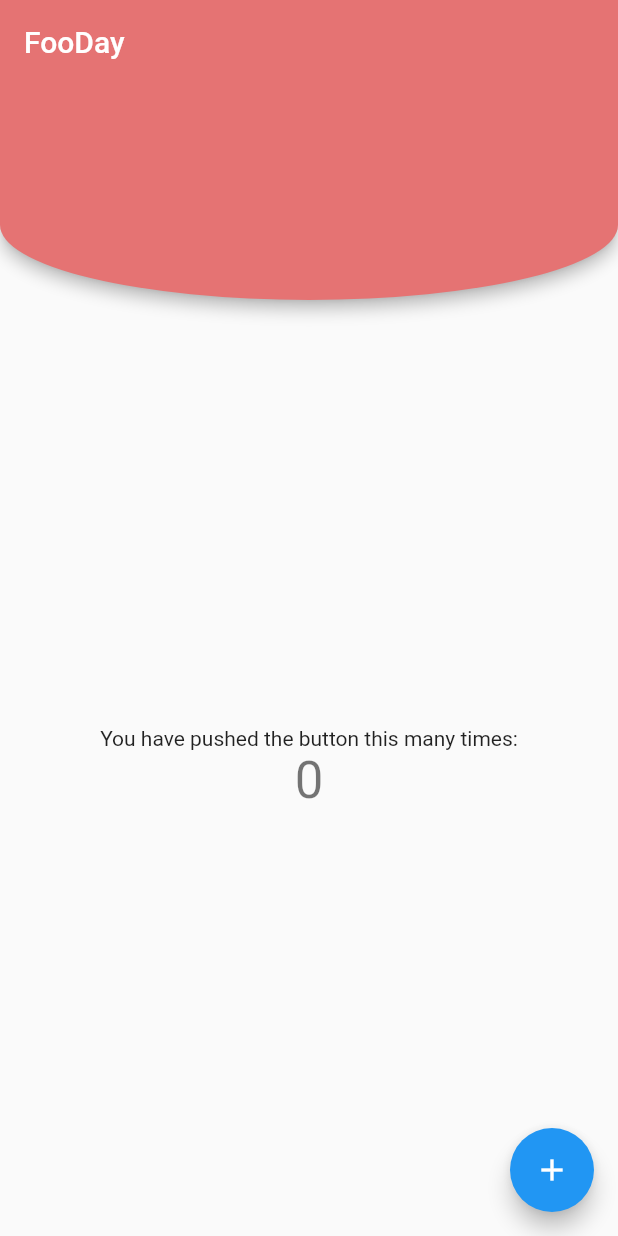
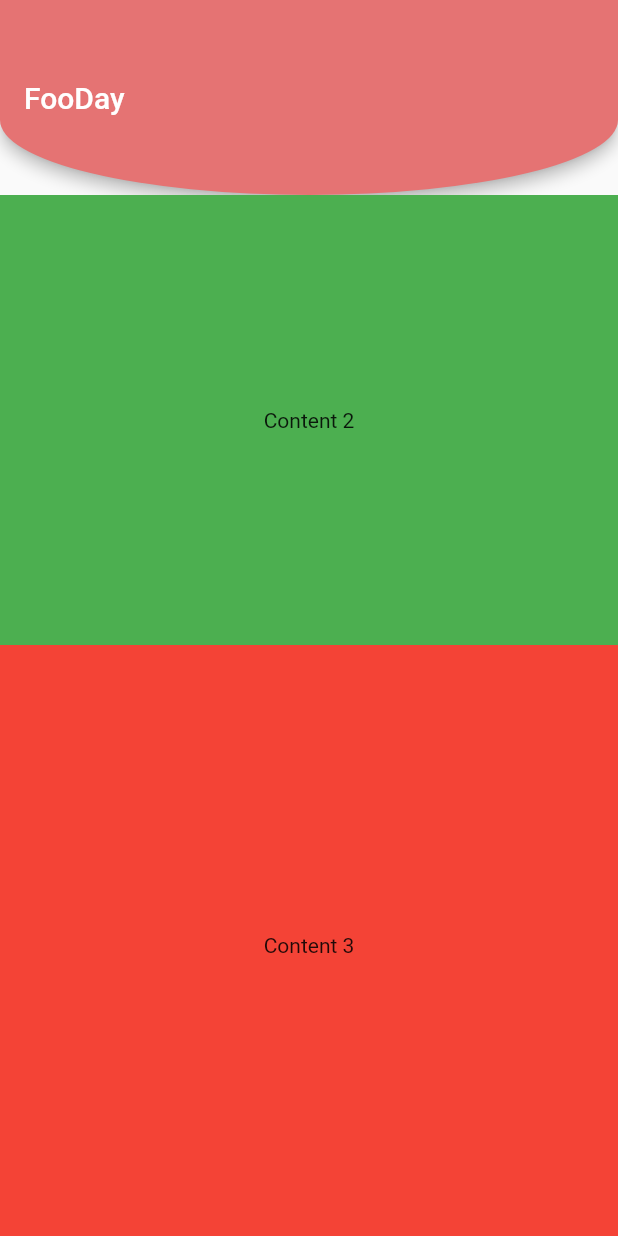
Before and after one commit to Serhii-Myroshnychenko/fooday_web_app, a Flutter app: the screen it shows after launch, on a phone screen of 412 x 824 dp. Run offline on Flutter 3.47's test engine with Material 2 defaults, Android fonts, the phone set to English and light mode, and no system bars.

Commit message:
Serhii-Myroshnychenko
update main

```diff
--- a/lib/main.dart
+++ b/lib/main.dart
@@ -1,4 +1,9 @@
+
+import 'package:flutter/cupertino.dart';
 import 'package:flutter/material.dart';
+
+
+
 
 void main() {
   runApp(MyApp());
@@ -24,15 +29,6 @@ class MyApp extends StatelessWidget {
 class MyHomePage extends StatefulWidget {
   MyHomePage({Key? key, required this.title}) : super(key: key);
 
-  // This widget is the home page of your application. It is stateful, meaning
-  // that it has a State object (defined below) that contains fields that affect
-  // how it looks.
-
-  // This class is the configuration for the state. It holds the values (in this
-  // case the title) provided by the parent (in this case the App widget) and
-  // used by the build method of the State. Fields in a Widget subclass are
-  // always marked "final".
-
   final String title;
 
   @override
@@ -40,76 +36,72 @@ class MyHomePage extends StatefulWidget {
 }
 
 class _MyHomePageState extends State<MyHomePage> {
-  int _counter = 0;
-
-  void _incrementCounter() {
-    setState(() {
-      // This call to setState tells the Flutter framework that something has
-      // changed in this State, which causes it to rerun the build method below
-      // so that the display can reflect the updated values. If we changed
-      // _counter without calling setState(), then the build method would not be
-      // called again, and so nothing would appear to happen.
-      _counter++;
-    });
-  }
 
   @override
   Widget build(BuildContext context) {
-    // This method is rerun every time setState is called, for instance as done
-    // by the _incrementCounter method above.
-    //
-    // The Flutter framework has been optimized to make rerunning build methods
-    // fast, so that you can just rebuild anything that needs updating rather
-    // than having to individually change instances of widgets.
-    return Scaffold(
-      appBar: PreferredSize(
-          preferredSize: Size.fromHeight(200.0),
-          child: AppBar(
-            title: Text(widget.title),
-            shape: RoundedRectangleBorder(
-              borderRadius: new BorderRadius.vertical(
-                bottom: new Radius.elliptical(MediaQuery.of(context).size.width, 100.0)
-              ) ,
-            ),
-              backgroundColor: Colors.red[300],
-          )
-      ),
+    return new  Scaffold(
 
-      body: Center(
-        // Center is a layout widget. It takes a single child and positions it
-        // in the middle of the parent.
+      body: SafeArea(
         child: Column(
-          // Column is also a layout widget. It takes a list of children and
-          // arranges them vertically. By default, it sizes itself to fit its
-          // children horizontally, and tries to be as tall as its parent.
-          //
-          // Invoke "debug painting" (press "p" in the console, choose the
-          // "Toggle Debug Paint" action from the Flutter Inspector in Android
-          // Studio, or the "Toggle Debug Paint" command in Visual Studio Code)
-          // to see the wireframe for each widget.
-          //
-          // Column has various properties to control how it sizes itself and
-          // how it positions its children. Here we use mainAxisAlignment to
-          // center the children vertically; the main axis here is the vertical
-          // axis because Columns are vertical (the cross axis would be
-          // horizontal).
-          mainAxisAlignment: MainAxisAlignment.center,
           children: <Widget>[
-            Text(
-              'You have pushed the button this many times:',
-            ),
-            Text(
-              '$_counter',
-              style: Theme.of(context).textTheme.headline4,
+            //Header Container
+            //Body Container
+            Expanded(
+              child: SingleChildScrollView(
+                padding:  EdgeInsets.symmetric(horizontal: 0.0),
+                child: Column(
+                  children: <Widget>[
+                    Container(
+                      child: AppBar(
+                        title: Text(widget.title),
+                        shape: RoundedRectangleBorder(
+                          borderRadius: new BorderRadius.vertical(
+                              bottom: new Radius.elliptical(MediaQuery
+                                  .of(context)
+                                  .size
+                                  .width, 100.0)
+                          ),
+                        ),
+                        backgroundColor: Colors.red[300],
+                        toolbarHeight: 130,
+                      ),
+                    ),
+                    Container(
+                      color: Colors.green,
+                      height: 300.0,
+                      alignment: Alignment.center,
+                      child: Text("Content 2"),
+                    ),
+                    Container(color: Colors.red,
+                      height: 400.0,
+                      alignment: Alignment.center,
+                      child: Text("Content 3"),
+                    ),
+                    Container(
+                      width: 2000.0,
+                      height: 100.0,
+                      decoration:new BoxDecoration(
+                        shape: BoxShape.rectangle,
+                        color: Colors.red[300],
+                        borderRadius: new BorderRadius.only(
+                          topLeft: new Radius.elliptical(MediaQuery
+                              .of(context)
+                              .size
+                              .width, 50.0),
+                          topRight: new Radius.elliptical(MediaQuery
+                              .of(context)
+                              .size
+                              .width, 50.0),
+                        )
+                      ),
+                    ),
+                  ],
+                ),
+              ),
             ),
           ],
         ),
       ),
-      floatingActionButton: FloatingActionButton(
-        onPressed: _incrementCounter,
-        tooltip: 'Increment',
-        child: Icon(Icons.add),
-      ), // This trailing comma makes auto-formatting nicer for build methods.
     );
   }
 }
```
Also changed, not shown: pubspec.yaml (+8 -8 lines), assets/img1.jpg (added), assets/img2.jpg (added), assets/img3.jpg (added), pubspec.lock.
